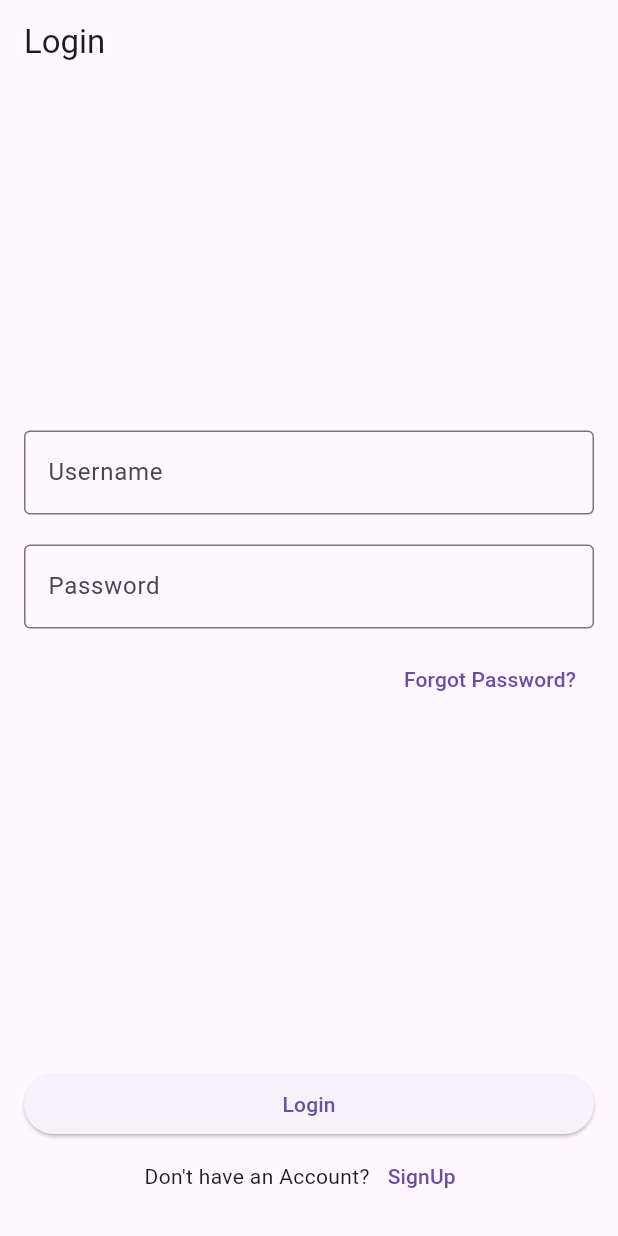
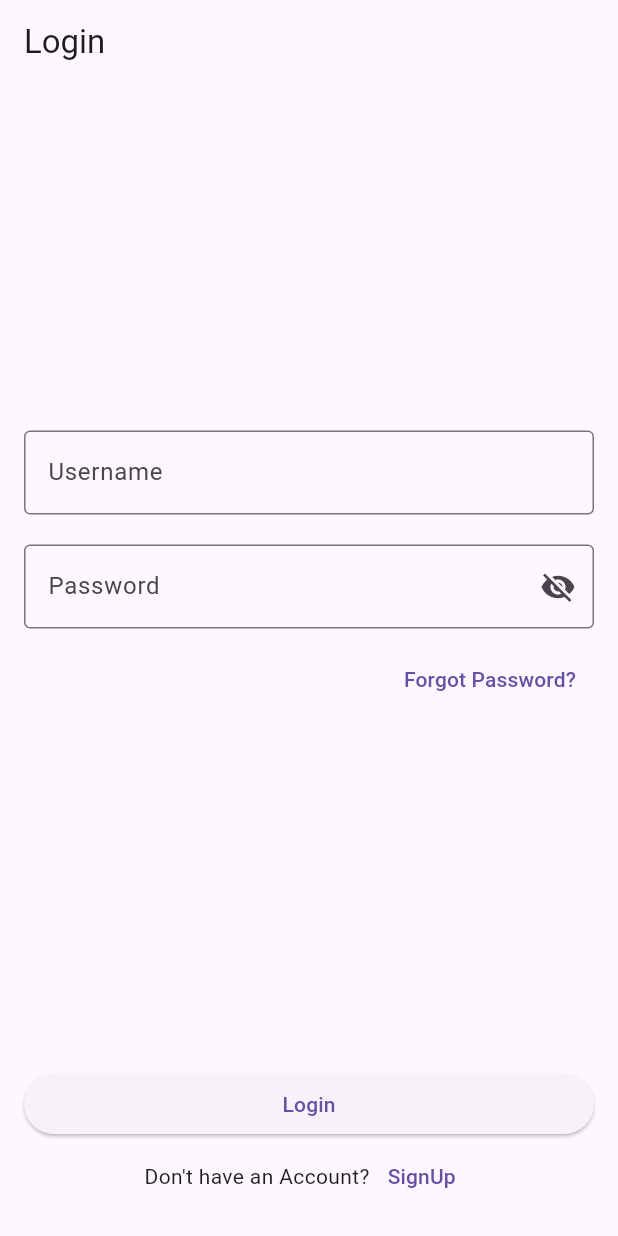
Before and after one commit to f71uday/QuestionsApp, a Flutter app: the screen it shows after launch, on a phone screen of 412 x 824 dp. Run offline on Flutter 3.47's test engine with Material 3 defaults, Android fonts, the phone set to English and light mode, and no system bars; our stand-ins replace flutter_secure_storage, fluttertoast, jwt_decoder, package_info_plus; missing offline and left inert: flutter_appauth.

Commit message:
Update signin_page.dart

```diff
--- a/lib/pages/signin_page.dart
+++ b/lib/pages/signin_page.dart
@@ -3,7 +3,6 @@ import 'package:VetScholar/models/intialize_login_flow/InitializeLogin.dart';
 import 'package:flutter/material.dart';
 import 'package:flutter_secure_storage/flutter_secure_storage.dart';
 import 'package:http/http.dart' as http;
-import 'package:logging/logging.dart';
 
 import '../models/login_response.dart';
 
@@ -21,8 +20,7 @@ class _LoginPageState extends State<LoginPage> {
   String _errorMessage = '';
   String baseURL = '127.0.0.1:4433';
   bool _isLoginSuccessful = false;
-
-
+  bool _obscureText = true;
 
   Future<void> _login() async {
     if (_formKey.currentState!.validate()) {
@@ -52,8 +50,6 @@ class _LoginPageState extends State<LoginPage> {
 
             // Save session token in secure storage
             await secureStorage.write(key: 'session_token', value: loginData['session_token']);
-            // await secureStorage.write(key: 'name', value :loginResponseObject.session?.identity?.traits?.name?.first);
-            // await secureStorage.write(key: 'email', value :loginResponseObject.session?.identity?.traits?.email);
 
             setState(() {
               _isLoginSuccessful = true;
@@ -111,7 +107,7 @@ class _LoginPageState extends State<LoginPage> {
     ScaffoldMessenger.of(context).showSnackBar(snackBar);
   }
 
-  _showCustomToast() {
+  void _showCustomToast() {
     final snackBar = SnackBar(
       content: Row(
         children: [
@@ -148,12 +144,12 @@ class _LoginPageState extends State<LoginPage> {
                       TextFormField(
                         controller: _usernameController,
                         decoration: InputDecoration(
-                            labelText: 'Username', border: OutlineInputBorder()),
+                            labelText: 'Username',
+                            border: OutlineInputBorder()),
                         validator: (value) {
                           if (value == null || value.isEmpty) {
                             return 'Please enter your username';
                           }
-
                           return null;
                         },
                       ),
@@ -161,13 +157,26 @@ class _LoginPageState extends State<LoginPage> {
                       TextFormField(
                         controller: _passwordController,
                         decoration: InputDecoration(
-                            labelText: 'Password', border: OutlineInputBorder()),
-                        obscureText: true,
+                          labelText: 'Password',
+                          border: OutlineInputBorder(),
+                          suffixIcon: IconButton(
+                            icon: Icon(
+                              _obscureText
+                                  ? Icons.visibility_off
+                                  : Icons.visibility,
+                            ),
+                            onPressed: () {
+                              setState(() {
+                                _obscureText = !_obscureText;
+                              });
+                            },
+                          ),
+                        ),
+                        obscureText: _obscureText,
                         validator: (value) {
                           if (value == null || value.isEmpty) {
                             return 'Please enter your password';
                           }
-
                           return null;
                         },
                       ),
@@ -176,10 +185,8 @@ class _LoginPageState extends State<LoginPage> {
                         mainAxisAlignment: MainAxisAlignment.end,
                         children: [
                           TextButton(
-                              onPressed: () => {
-                                Navigator.pushReplacementNamed(context, '/subjects')
-                              },
-                              child: Text('Forgot Password?')
+                            onPressed: () => Navigator.pushReplacementNamed(context, '/forgot-password'),
+                            child: Text('Forgot Password?'),
                           ),
                         ],
                       ),
@@ -207,9 +214,7 @@ class _LoginPageState extends State<LoginPage> {
                   children: [
                     Text("Don't have an Account?"),
                     TextButton(
-                      onPressed: () => {
-                        Navigator.pushReplacementNamed(context, '/singup')
-                      },
+                      onPressed: () => Navigator.pushReplacementNamed(context, '/signup'),
                       child: Text('SignUp'),
                     ),
                   ],
```
